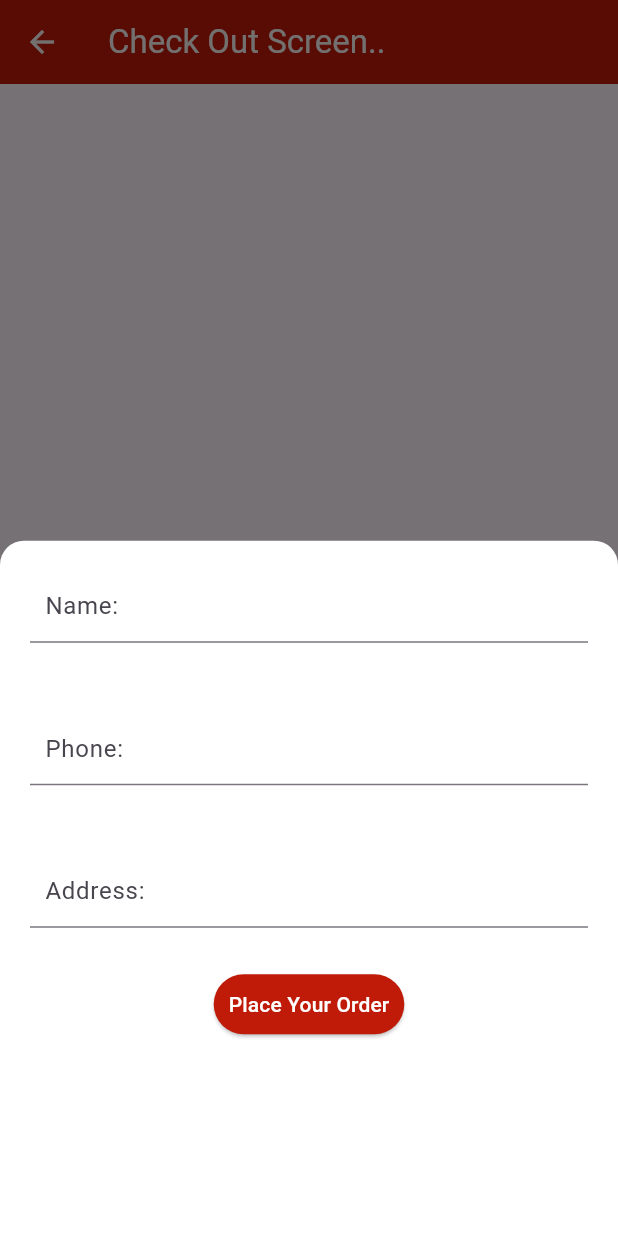
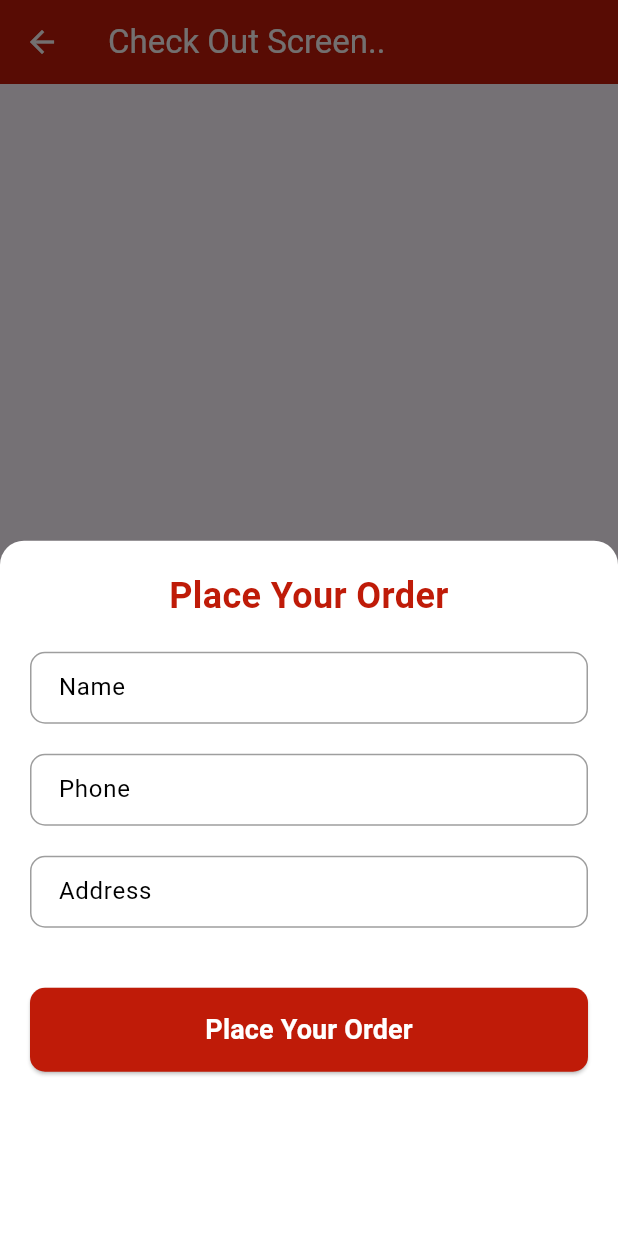
Before and after one commit to hanzala5225/Electro-Rent, a Flutter app: the CheckOutScreen screen opened directly, after a tap on "CheckOut!!", on a phone screen of 412 x 824 dp. Run offline on Flutter 3.47's test engine with Material 3 defaults, Android fonts, the phone set to English and light mode, and no system bars; our stand-ins replace cached_network_image, carousel_slider, cloud_firestore, firebase_auth, firebase_core, firebase_messaging and 7 more; missing offline and left inert: dart:ffi, image_card; accounts and stored records are empty.

Commit message:
Updated CheckOut screen and Custom Drawer

```diff
--- a/lib/screens/user_panel/CheckOut-Screen.dart
+++ b/lib/screens/user_panel/CheckOut-Screen.dart
@@ -205,84 +205,124 @@
       ),
     );
   }
-  void showCustomBottomSheet(){
+  void showCustomBottomSheet() {
     Get.bottomSheet(
       Container(
         height: Get.height * 0.8,
-          decoration: BoxDecoration(color: Colors.white,
+        decoration: BoxDecoration(
+          color: Colors.white,
           borderRadius: BorderRadius.vertical(
             top: Radius.circular(16.0),
           ),
         ),
         child: SingleChildScrollView(
           child: Column(
+            crossAxisAlignment: CrossAxisAlignment.stretch,
             children: [
               Padding(
-                  padding: const EdgeInsets.symmetric(horizontal: 20.0, vertical: 20.0),
-                  child: Container(
-                    height: 55.0,
+                padding: const EdgeInsets.symmetric(vertical: 20.0),
+                child: Text(
+                  'Place Your Order',
+                  textAlign: TextAlign.center,
+                  style: TextStyle(
+                    fontSize: 24,
+                    fontWeight: FontWeight.bold,
+                    color: AppConstant.appMainColor, // Match your app's primary color
+                  ),
+                ),
+              ),
+              Padding(
+                padding: const EdgeInsets.symmetric(horizontal: 20.0),
                 child: TextFormField(
                   controller: nameController,
                   textInputAction: TextInputAction.next,
                   keyboardType: TextInputType.name,
-                      decoration: InputDecoration(labelText: "Name: ",
-                        contentPadding:
-                        EdgeInsets.symmetric(horizontal: 10.0),
-                        hintStyle: TextStyle(fontSize: 12.0),
+                  style: TextStyle(color: Colors.black),
+                  decoration: InputDecoration(
+                    labelText: "Name",
+                    labelStyle: TextStyle(color: Colors.black),
+                    enabledBorder: OutlineInputBorder(
+                      borderSide: BorderSide(color: Colors.grey),
+                      borderRadius: BorderRadius.circular(10),
+                    ),
+                    focusedBorder: OutlineInputBorder(
+                      borderSide: BorderSide(color: Colors.blue),
+                      borderRadius: BorderRadius.circular(10),
+                    ),
+                    contentPadding: EdgeInsets.symmetric(horizontal: 15.0),
                   ),
                 ),
               ),
-                ),
-
+              SizedBox(height: 20),
               Padding(
-                  padding: const EdgeInsets.symmetric(horizontal: 20.0, vertical: 20.0),
-                  child: Container(
-                    height: 55.0,
+                padding: const EdgeInsets.symmetric(horizontal: 20.0),
                 child: TextFormField(
                   controller: phoneController,
                   textInputAction: TextInputAction.next,
                   keyboardType: TextInputType.phone,
-                      decoration: InputDecoration(labelText: "Phone: ",
-                        contentPadding:
-                        EdgeInsets.symmetric(horizontal: 10.0),
-                        hintStyle: TextStyle(fontSize: 12.0),
+                  style: TextStyle(color: Colors.black),
+                  decoration: InputDecoration(
+                    labelText: "Phone",
+                    labelStyle: TextStyle(color: Colors.black),
+                    enabledBorder: OutlineInputBorder(
+                      borderSide: BorderSide(color: Colors.grey),
+                      borderRadius: BorderRadius.circular(10),
+                    ),
+                    focusedBorder: OutlineInputBorder(
+                      borderSide: BorderSide(color: Colors.blue),
+                      borderRadius: BorderRadius.circular(10),
+                    ),
+                    contentPadding: EdgeInsets.symmetric(horizontal: 15.0),
                   ),
                 ),
               ),
-                ),
-
+              SizedBox(height: 20),
               Padding(
-                  padding: const EdgeInsets.symmetric(horizontal: 20.0, vertical: 20.0),
-                  child: Container(
-                    height: 55.0,
+                padding: const EdgeInsets.symmetric(horizontal: 20.0),
                 child: TextFormField(
                   controller: addressController,
                   textInputAction: TextInputAction.next,
                   keyboardType: TextInputType.streetAddress,
-                      decoration: InputDecoration(labelText: "Address: ",
-                        contentPadding:
-                        EdgeInsets.symmetric(horizontal: 10.0),
-                        hintStyle: TextStyle(fontSize: 12.0),
+                  style: TextStyle(color: Colors.black),
+                  decoration: InputDecoration(
+                    labelText: "Address",
+                    labelStyle: TextStyle(color: Colors.black),
+                    enabledBorder: OutlineInputBorder(
+                      borderSide: BorderSide(color: Colors.grey),
+                      borderRadius: BorderRadius.circular(10),
+                    ),
+                    focusedBorder: OutlineInputBorder(
+                      borderSide: BorderSide(color: Colors.blue),
+                      borderRadius: BorderRadius.circular(10),
+                    ),
+                    contentPadding: EdgeInsets.symmetric(horizontal: 15.0),
                   ),
                 ),
               ),
+              SizedBox(height: 40),
+              Padding(
+                padding: const EdgeInsets.symmetric(horizontal: 20.0),
+                child: ElevatedButton(
+                  style: ElevatedButton.styleFrom(
+                    backgroundColor: AppConstant.appMainColor, // Match your app's primary color
+                    shape: RoundedRectangleBorder(
+                      borderRadius: BorderRadius.circular(10),
                     ),
-
-                ElevatedButton(
-                  style: ElevatedButton.styleFrom(
-                    backgroundColor: AppConstant.appMainColor,
-                    padding: EdgeInsets.fromLTRB(10, 10, 10, 10),
                   ),
                   onPressed: () async {
-                    if (nameController.text != "" &&
-                        phoneController.text != '' &&
-                        addressController.text != '') {
+                    if (nameController.text.isEmpty || phoneController.text.isEmpty || addressController.text.isEmpty) {
+                      Get.snackbar(
+                        'Error',
+                        'All fields are required.',
+                        snackPosition: SnackPosition.BOTTOM,
+                        backgroundColor: Colors.red,
+                        colorText: Colors.white,
+                      );
+                    } else {
                       String name = nameController.text.trim();
                       String phone = phoneController.text.trim();
                       String address = addressController.text.trim();
-
                       String customerToken = await getCustomerDeviceToken();
-
 
                       // Place Order Service
                       placeOrder(
@@ -293,13 +333,18 @@
                         customerDeviceToken: customerToken,
                       );
                     }
-                    else {
-                      print("Please Fill all details....");
-                    };
                   },
-
-                  child: Text("Place Your Order",
-                    style: TextStyle(color: Colors.white),
+                  child: Padding(
+                    padding: const EdgeInsets.all(15.0),
+                    child: Text(
+                      "Place Your Order",
+                      style: TextStyle(
+                        color: Colors.white,
+                        fontSize: 18,
+                        fontWeight: FontWeight.bold,
+                      ),
+                    ),
+                  ),
                 ),
               ),
             ],
@@ -309,7 +354,8 @@
       backgroundColor: Colors.transparent,
       isDismissible: true,
       enableDrag: true,
-        elevation:6,
+      elevation: 6,
     );
   }
+
 }
--- a/lib/widgets/Custom_Drawer.dart
+++ b/lib/widgets/Custom_Drawer.dart
@@ -91,9 +91,24 @@ class _DrawerWidgetState extends State<DrawerWidget> {
                   horizontal: 20.0),
               child: ListTile(
                 titleAlignment: ListTileTitleAlignment.center,
-                title: Text('Contact', style: TextStyle(color: AppConstant.appTextColor),),
+                title: Text('Contact Us', style: TextStyle(color: AppConstant.appTextColor),),
                 leading: Icon(Icons.help, color: AppConstant.appTextColor),
                 trailing: Icon(Icons.arrow_forward, color: AppConstant.appTextColor),
+              ),
+            ),
+
+            Padding(
+              padding: const EdgeInsets.symmetric(
+                  horizontal: 20.0),
+              child: ListTile(
+                titleAlignment: ListTileTitleAlignment.center,
+                title: Text('Terms And Conditions', style: TextStyle(color: AppConstant.appTextColor),),
+                leading: Icon(Icons.gavel_outlined, color: AppConstant.appTextColor),
+                trailing: Icon(Icons.arrow_forward, color: AppConstant.appTextColor),
+                onTap: (){
+                  Get.back();
+                  Get.to(()=> AllOrdersScreen());
+                },
               ),
             ),
 
```
Lines whose indentation alone changed are shown as unchanged.
